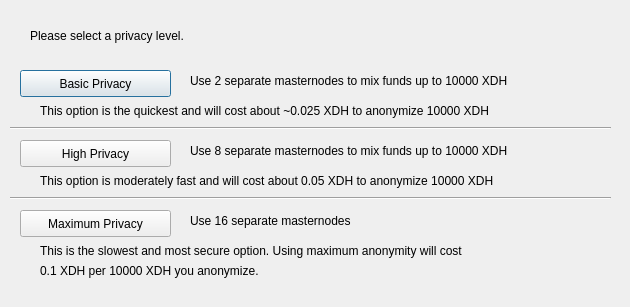
First picture: the form in src/qt/forms/obfuscationconfig.ui, repository kahsh/kahsh, before the edit.
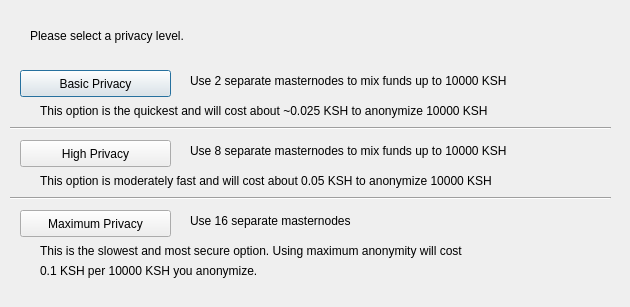
Second picture: the form after the edit.

What changed in the file:
```diff
--- a/src/qt/forms/obfuscationconfig.ui
+++ b/src/qt/forms/obfuscationconfig.ui
@@ -75,7 +75,7 @@
     </rect>
    </property>
    <property name="text">
-    <string>Use 2 separate masternodes to mix funds up to 10000 XDH</string>
+    <string>Use 2 separate masternodes to mix funds up to 10000 KSH</string>
    </property>
   </widget>
   <widget class="QLabel" name="label_3">
@@ -88,7 +88,7 @@
     </rect>
    </property>
    <property name="text">
-    <string>Use 8 separate masternodes to mix funds up to 10000 XDH</string>
+    <string>Use 8 separate masternodes to mix funds up to 10000 KSH</string>
    </property>
   </widget>
   <widget class="QLabel" name="label_4">
@@ -114,7 +114,7 @@
     </rect>
    </property>
    <property name="text">
-    <string>This option is the quickest and will cost about ~0.025 XDH to anonymize 10000 XDH</string>
+    <string>This option is the quickest and will cost about ~0.025 KSH to anonymize 10000 KSH</string>
    </property>
   </widget>
   <widget class="QLabel" name="label_7">
@@ -127,7 +127,7 @@
     </rect>
    </property>
    <property name="text">
-    <string>This option is moderately fast and will cost about 0.05 XDH to anonymize 10000 XDH</string>
+    <string>This option is moderately fast and will cost about 0.05 KSH to anonymize 10000 KSH</string>
    </property>
   </widget>
   <widget class="QLabel" name="label_8">
@@ -153,7 +153,7 @@
     </rect>
    </property>
    <property name="text">
-    <string>0.1 XDH per 10000 XDH you anonymize.</string>
+    <string>0.1 KSH per 10000 KSH you anonymize.</string>
    </property>
   </widget>
   <widget class="Line" name="line">
```
